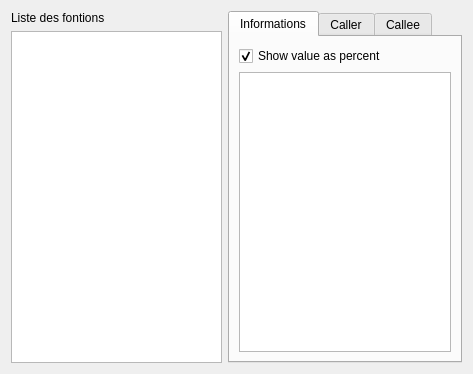
Qt form config/ui/callgrindview.ui (KDE/kdev-valgrind) before a commit.
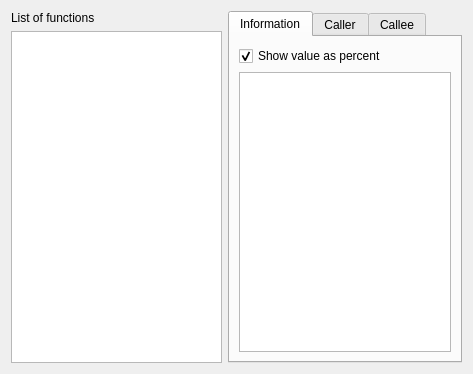
The same form after that commit.

What changed in the file:
```diff
--- a/config/ui/callgrindview.ui
+++ b/config/ui/callgrindview.ui
@@ -28,7 +28,7 @@
      <item>
       <widget class="QLabel" name="label">
        <property name="text">
-        <string>Liste des fontions</string>
+        <string>List of functions</string>
        </property>
       </widget>
      </item>
@@ -52,7 +52,7 @@
          </sizepolicy>
         </property>
         <attribute name="title">
-         <string>Informations</string>
+         <string>Information</string>
         </attribute>
         <layout class="QHBoxLayout" name="horizontalLayout">
          <item>
```
